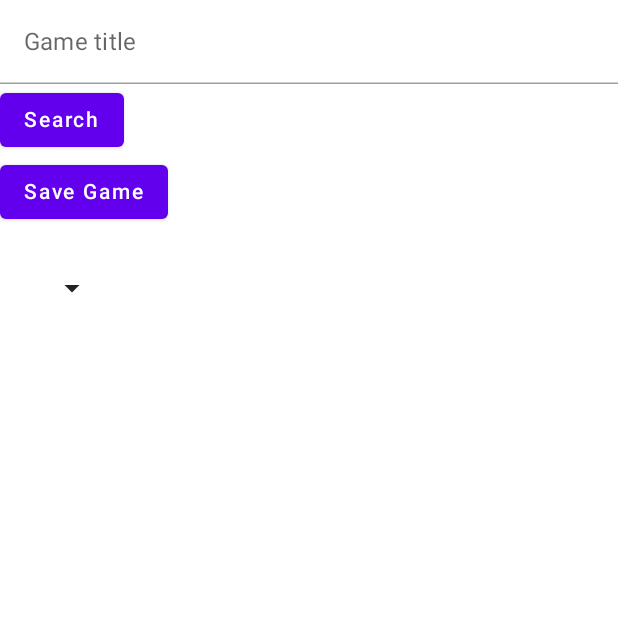
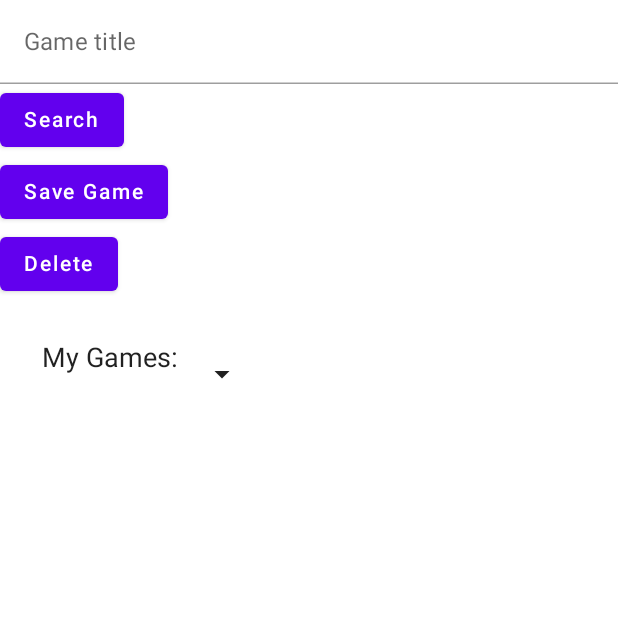
Before and after one commit to JMaz-15/GameFinder, an Android app built with Jetpack Compose: the screen it shows after launch (MainActivity), after a tap on "Save Game", on a phone screen of 412 x 824 dp, the top half of it. Run offline under Robolectric (Android 15) with nearby library versions, the phone set to English and light mode, and no system bars; our stand-ins replace Firebase (no records; nobody signed in at launch, a user with empty details on screens opened directly), livedata-compose; network calls fail; 1 statement that could not run was skipped.

Commit message:
Added Delete Button and functionality, added checks to prevent user from saving Null games

```diff
--- a/app/src/main/java/com/gamefinder/v32001/MainActivity.kt
+++ b/app/src/main/java/com/gamefinder/v32001/MainActivity.kt
@@ -62,6 +62,10 @@ class MainActivity : ComponentActivity() {
     fun gameDropDown(localGames: List<GameInfo>){
         var gameText by remember {mutableStateOf("")}
         var expanded by remember { mutableStateOf(false)}
+        var GameId by remember { mutableStateOf("") }
+        Button(onClick = { viewModel.delete(GameId) }) {
+            Text(text = "Delete")
+        }
         Box(Modifier.fillMaxWidth()){
             Row(
                 Modifier
@@ -73,14 +77,16 @@ class MainActivity : ComponentActivity() {
                 horizontalArrangement = Arrangement.Center,
                 verticalAlignment = Alignment.CenterVertically
             ){
-                Text(text = gameText, fontSize = 18.sp, modifier = Modifier.padding(end = 8.dp))
+                Text(text = "My Games: " + "\r\n" + gameText, fontSize = 18.sp, modifier = Modifier.padding(end = 8.dp))
                 Icon(imageVector = Icons.Filled.ArrowDropDown, contentDescription = "")
                 DropdownMenu(expanded = expanded, onDismissRequest = {expanded = false}){
                 localGames.forEach {
                         game -> DropdownMenuItem(onClick = {
                         expanded = false
                         gameText = ("Title: " + game.title + "\r\n" + "URL: " +  game.steamUrl + "\r\n" + "Status: " +  game.status)
+                        GameId = game.documentId
                         selectedGameTitle = game
+
                     }) {
                         Text(text = game.title)
                     }
--- a/app/src/main/java/com/gamefinder/v32001/MainViewModel.kt
+++ b/app/src/main/java/com/gamefinder/v32001/MainViewModel.kt
@@ -55,16 +55,24 @@ class MainViewModel (var gameService: IGameService = GameService()) : ViewModel(
     }
 
     fun save(gameInfo: GameInfo) {
+        if(gameInfo.gameId == 0) return
+        else {
             val document = firestore.collection("Games").document()
             gameInfo.documentId = document.id
             val handle = document.set(gameInfo)
             handle.addOnSuccessListener {
                 Log.d("Firebase", "Document Saved")
             }
-        handle.addOnFailureListener{
+            handle.addOnFailureListener {
                 Log.d("Firebase", "Document Save Failed $it")
             }
-
         }
-
     }
+    fun delete(documentId: String){
+        if(documentId == "") return
+        else {
+            val document = firestore.collection("Games").document(documentId)
+            document.delete()
+        }
+    }
+}
```
Lines whose indentation alone changed are shown as unchanged.
